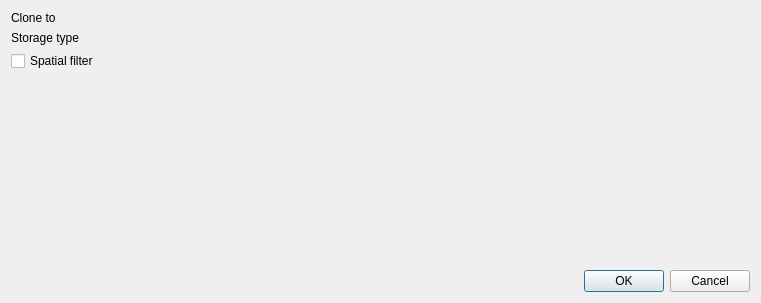
koordinates/koordinates-qgis-plugin, file koordinatesexplorer/ui/clonedialog.ui: the form before one commit.
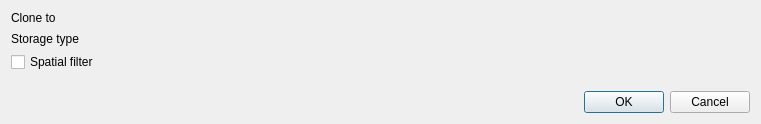
The form after the commit.

Commit message:
Disable resizing of clone dialog
Fixes #60

```diff
--- a/koordinatesexplorer/ui/clonedialog.ui
+++ b/koordinatesexplorer/ui/clonedialog.ui
@@ -7,13 +7,13 @@
     <x>0</x>
     <y>0</y>
     <width>761</width>
-    <height>303</height>
+    <height>124</height>
    </rect>
   </property>
   <property name="windowTitle">
    <string>Clone</string>
   </property>
-  <layout class="QVBoxLayout" name="verticalLayout" stretch="0,0,1">
+  <layout class="QVBoxLayout" name="verticalLayout" stretch="0,1">
    <item>
     <layout class="QGridLayout" name="gridLayout" rowstretch="0,0,0,0,0">
      <property name="bottomMargin">
@@ -63,19 +63,6 @@
      </item>
     </layout>
    </item>
-   <item>
-    <spacer name="verticalSpacer">
-     <property name="orientation">
-      <enum>Qt::Vertical</enum>
-     </property>
-     <property name="sizeHint" stdset="0">
-      <size>
-       <width>20</width>
-       <height>40</height>
-      </size>
-     </property>
-    </spacer>
-   </item>
    <item>
     <widget class="QDialogButtonBox" name="buttonBox">
      <property name="orientation">
```
The commit also changes 1 other file.
